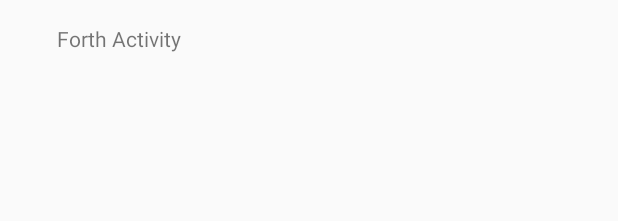
After one commit to netanelile/MyApp, an Android app: the layout activity_forth.xml on its own in the app's theme, with its tools: preview values and no code run, on a phone screen of 412 x 824 dp. The commit adds this screen. Shown: the top 221 px of the screen. Run offline under Robolectric (Android 15) with nearby library versions, the phone set to English and light mode, and no system bars.

Commit message:
Added 2 new activity. set the context menu to point at them. fixt the text to be a hint text

```diff
--- a/app/build.gradle
+++ b/app/build.gradle
@@ -24,7 +24,8 @@ dependencies {
     androidTestCompile('com.android.support.test.espresso:espresso-core:2.2.2', {
         exclude group: 'com.android.support', module: 'support-annotations'
     })
-    compile 'com.android.support:appcompat-v7:25.1.0'
+    compile files('libs/YouTubeAndroidPlayerApi.jar')
+    compile 'com.android.support:appcompat-v7:25.1.1'
+    compile 'com.android.support:design:25.1.1'
     testCompile 'junit:junit:4.12'
-    compile files('libs/YouTubeAndroidPlayerApi.jar')
 }
--- a/app/src/main/java/com/example/netan/myapp/SecondActivity.java
+++ b/app/src/main/java/com/example/netan/myapp/SecondActivity.java
@@ -25,6 +25,9 @@ public class SecondActivity extends YouTubeBaseActivity implements YouTubePlayer
 
         TextView tv = (TextView) findViewById(R.id.textView3);
         tv.setText(getIntent().getExtras().getString("thetext"));
+        if (tv.getText().equals("")){
+            tv.setText("You didn't put any Text");
+        }
 
         /** Initializing YouTube Player VIew **/
         YouTubePlayerView youTubePlayerView = (YouTubePlayerView) findViewById(R.id.youtube_player);
--- /dev/null
+++ b/app/src/main/res/layout/activity_forth.xml
@@ -0,0 +1,21 @@
+<?xml version="1.0" encoding="utf-8"?>
+<RelativeLayout xmlns:android="http://schemas.android.com/apk/res/android"
+    xmlns:tools="http://schemas.android.com/tools"
+    android:id="@+id/activity_forth"
+    android:layout_width="match_parent"
+    android:layout_height="match_parent"
+    android:paddingBottom="@dimen/activity_vertical_margin"
+    android:paddingLeft="@dimen/activity_horizontal_margin"
+    android:paddingRight="@dimen/activity_horizontal_margin"
+    android:paddingTop="@dimen/activity_vertical_margin"
+    tools:context="com.example.netan.myapp.ForthActivity">
+
+    <TextView
+        android:text="Forth Activity"
+        android:layout_width="wrap_content"
+        android:layout_height="wrap_content"
+        android:layout_alignParentTop="true"
+        android:layout_alignParentStart="true"
+        android:layout_marginStart="22dp"
+        android:id="@+id/textView2" />
+</RelativeLayout>
--- a/app/src/main/res/layout/activity_main.xml
+++ b/app/src/main/res/layout/activity_main.xml
@@ -42,7 +42,7 @@
         android:id="@+id/editText"
         android:layout_x="25dp"
         android:layout_y="255dp"
-        android:text="Chenge the text on next activity"
+        android:hint= "Chenge the text on next activity"
         android:layout_alignParentStart="true"
         android:layout_alignEnd="@+id/button3" />
 
--- /dev/null
+++ b/app/src/main/res/values-v21/styles.xml
@@ -0,0 +1 @@
+<resources></resources>
--- a/app/src/main/res/values/dimens.xml
+++ b/app/src/main/res/values/dimens.xml
@@ -2,4 +2,5 @@
     <!-- Default screen margins, per the Android Design guidelines. -->
     <dimen name="activity_horizontal_margin">16dp</dimen>
     <dimen name="activity_vertical_margin">16dp</dimen>
+    <dimen name="fab_margin">16dp</dimen>
 </resources>
--- a/app/src/main/res/values/strings.xml
+++ b/app/src/main/res/values/strings.xml
@@ -1,4 +1,5 @@
 <resources>
     <string name="app_name">My App</string>
     <string name="this_is_video_from_youtube">This is video from YouTube</string>
+    <string name="title_activity_forth">ForthActivity</string>
 </resources>
--- a/app/src/main/res/values/styles.xml
+++ b/app/src/main/res/values/styles.xml
@@ -9,10 +9,14 @@
     </style>
 
     <style name="CodeFontRed" parent="@android:style/TextAppearance">
-        <item name = "android:typeface">monospace</item>
+        <item name="android:typeface">monospace</item>
         <item name="android:textColor">#FF0000</item>
         <item name="android:textSize">25sp</item>
 
     </style>
 
+    <style name="AppBarOverlay" parent="ThemeOverlay.AppCompat.Dark.ActionBar" />
+
+    <style name="PopupOverlay" parent="ThemeOverlay.AppCompat.Light" />
+
 </resources>
```
Also changed, not shown: app/src/main/AndroidManifest.xml (+8 -4 lines), app/src/main/java/com/example/netan/myapp/ForthActivity.java (added, +13 -0 lines), app/src/main/java/com/example/netan/myapp/MainActivity.java (+14 -2 lines), app/src/main/java/com/example/netan/myapp/ThirdActiviry.java (added, +13 -0 lines), app/src/main/res/layout/activity_third_activiry.xml (added, +21 -0 lines).
